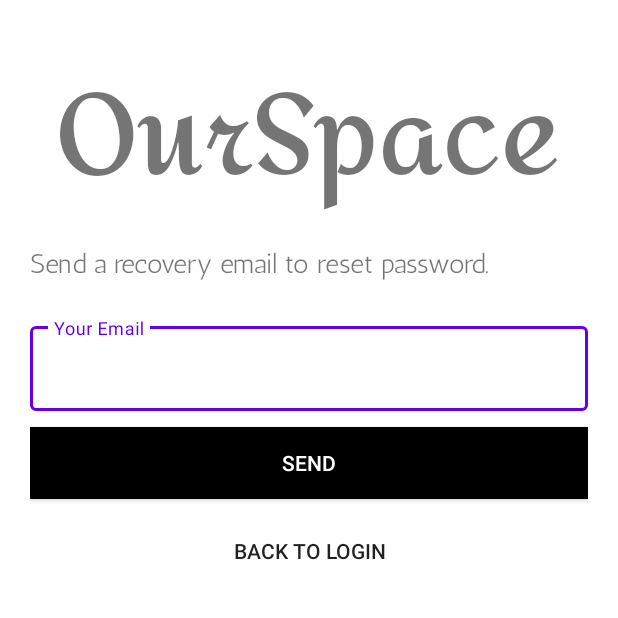
After one commit to Tec9-RushB-Group/OurSpace, an Android app: the ForgetPassword screen opened directly, with no data from a screen before it, on a phone screen of 412 x 824 dp, the top half of it. The commit adds this screen. Run offline under Robolectric (Android 15) with nearby library versions, the phone set to English and light mode, and no system bars; our stand-ins replace Firebase (no records; nobody signed in at launch, a user with empty details on screens opened directly); Roboto replaces fonts that are not available here.

Commit message:
implement forget password function

```diff
--- /dev/null
+++ b/app/src/main/java/com/tec9rushbgroup/ourspace/ForgetPassword.java
@@ -0,0 +1,106 @@
+package com.tec9rushbgroup.ourspace;
+
+import androidx.annotation.NonNull;
+import androidx.appcompat.app.AppCompatActivity;
+
+import android.app.ActivityOptions;
+import android.content.Intent;
+import android.graphics.Typeface;
+import android.os.Bundle;
+import android.text.TextUtils;
+import android.util.Log;
+import android.util.Pair;
+import android.view.View;
+import android.view.WindowManager;
+import android.widget.Button;
+import android.widget.TextView;
+
+import com.google.android.gms.tasks.OnCompleteListener;
+import com.google.android.gms.tasks.Task;
+import com.google.android.material.textfield.TextInputLayout;
+import com.google.firebase.auth.FirebaseAuth;
+
+public class ForgetPassword extends AppCompatActivity {
+    private TextView welcomeTV,forgetTV;
+    private TextInputLayout email;
+    private Button sendButton,backButton;
+    private FirebaseAuth auth;
+    String TAG = "ForgetPassword";
+    @Override
+    protected void onCreate(Bundle savedInstanceState) {
+        super.onCreate(savedInstanceState);
+        setContentView(R.layout.activity_forget_password);
+        getWindow().setFlags(WindowManager.LayoutParams.FLAG_FULLSCREEN,WindowManager.LayoutParams.FLAG_FULLSCREEN);
+        auth = FirebaseAuth.getInstance();
+        welcomeTV = findViewById(R.id.welcome_text);
+        forgetTV = findViewById(R.id.forget_password_text);
+        email = findViewById(R.id.email);
+        sendButton = findViewById(R.id.send_button);
+        backButton = findViewById(R.id.back_button);
+
+
+        welcomeTV.setTypeface(Typeface.createFromAsset(getAssets(),"logo.ttf"));
+        forgetTV.setTypeface(Typeface.createFromAsset(getAssets(),"slogan.ttf"));
+
+        sendButton.setOnClickListener(new View.OnClickListener() {
+            @Override
+            public void onClick(View v) {
+                String emailText = email.getEditText().getText().toString();
+                if (!validateForm()) {
+                    return;
+                }
+                auth.sendPasswordResetEmail(emailText)
+                        .addOnCompleteListener(new OnCompleteListener<Void>() {
+                            @Override
+                            public void onComplete(@NonNull Task<Void> task) {
+                                if (task.isSuccessful()) {
+
+                                    Log.d(TAG, "Email sent.");
+                                }else{
+                                    email.setError("Send filed (Invalid email/User does not exist)");
+                                }
+                            }
+                        });
+            }
+
+        });
+
+        backButton.setOnClickListener(new View.OnClickListener() {
+            @Override
+            public void onClick(View v) {
+                Intent intent = new Intent(ForgetPassword.this,Login.class);
+                Pair[] pairs = new Pair[5];
+                pairs[0] = new Pair<View,String>(welcomeTV,"logo_text");
+                pairs[1] = new Pair<View,String>(forgetTV,"slogan_text");
+                pairs[2] = new Pair<View,String>(email,"email_tran");
+                pairs[3] = new Pair<View,String>(sendButton,"sign_in_tran");
+                pairs[4] = new Pair<View,String>(backButton,"sign_up_tran");
+
+                ActivityOptions options = ActivityOptions.makeSceneTransitionAnimation(ForgetPassword.this,pairs);
+                startActivity(intent,options.toBundle());
+            }
+
+        });
+
+
+    }
+
+    private boolean validateForm() {
+        boolean valid = true;
+        String regex = "\\w+@\\w+(\\.[a-zA-z]+)+";
+        TextInputLayout emailField = findViewById(R.id.email);
+        String emailText = email.getEditText().getText().toString();
+        if (TextUtils.isEmpty(emailText)) {
+            emailField.setError("Required.");
+            valid = false;
+        }else if(!emailText.matches(regex)){
+            emailField.setError("Invalid Email address.");
+            valid = false;
+        }
+        else {
+            emailField.setError(null);
+        }
+
+        return valid;
+    }
+}
--- /dev/null
+++ b/app/src/main/res/layout/activity_forget_password.xml
@@ -0,0 +1,76 @@
+<?xml version="1.0" encoding="utf-8"?>
+<LinearLayout xmlns:android="http://schemas.android.com/apk/res/android"
+    xmlns:app="http://schemas.android.com/apk/res-auto"
+    xmlns:tools="http://schemas.android.com/tools"
+    android:layout_width="match_parent"
+    android:layout_height="match_parent"
+    tools:context=".ForgetPassword"
+    android:orientation="vertical"
+    android:background="#fff"
+    android:padding="20dp">
+
+    <TextView
+        android:id="@+id/welcome_text"
+        android:layout_width="wrap_content"
+        android:layout_height="wrap_content"
+        android:text="@string/welcome"
+        android:textSize="74sp"
+        android:layout_gravity="center"
+        android:transitionName="logo_text"/>
+
+    <TextView
+        android:id="@+id/forget_password_text"
+        android:layout_width="wrap_content"
+        android:layout_height="wrap_content"
+        android:text="@string/forget_password"
+        android:textSize="18sp"
+        android:transitionName="slogan_text"/>
+
+    <LinearLayout
+        android:layout_width="match_parent"
+        android:layout_height="wrap_content"
+        android:layout_marginTop="20dp"
+        android:layout_marginBottom="20dp"
+        android:orientation="vertical">
+        <com.google.android.material.textfield.TextInputLayout
+            android:layout_width="match_parent"
+            android:layout_height="wrap_content"
+            android:id="@+id/email"
+            android:hint="Your Email"
+            android:layout_marginTop="5dp"
+            android:layout_marginBottom="5dp"
+            style="@style/Widget.MaterialComponents.TextInputLayout.OutlinedBox">
+            <com.google.android.material.textfield.TextInputEditText
+                android:layout_width="match_parent"
+                android:layout_height="wrap_content"
+                android:inputType="textEmailAddress">
+            </com.google.android.material.textfield.TextInputEditText>
+        </com.google.android.material.textfield.TextInputLayout>
+
+
+        <Button
+            android:id="@+id/send_button"
+            android:layout_width="match_parent"
+            android:layout_height="wrap_content"
+            android:background="#000"
+            android:textColor="#fff"
+            android:text="@string/send"
+            android:layout_marginTop="5dp"
+            android:layout_marginBottom="5dp"
+            android:transitionName="sign_in_tran"/>
+
+        <Button
+            android:id="@+id/back_button"
+            android:layout_width="match_parent"
+            android:layout_height="wrap_content"
+            android:background="#00000000"
+            android:text="@string/back"
+            android:layout_marginTop="5dp"
+            android:layout_marginBottom="5dp"
+            android:transitionName="sign_up_tran"/>
+
+    </LinearLayout>
+
+
+
+</LinearLayout>
--- a/app/src/main/res/values/strings.xml
+++ b/app/src/main/res/values/strings.xml
@@ -13,7 +13,9 @@
     <string name="google_sign">Sign in with Google</string>
     <string name="sign_up">SignUp to enter OurSpace</string>
     <string name="have_an_acc">Already have an account? LogIn</string>
-
+    <string name="forget_password">Send a recovery email to reset password.</string>
+    <string name="send">Send</string>
+    <string name="back">Back to Login</string>
 
 
 </resources>
```
Also changed, not shown: app/src/main/AndroidManifest.xml (+4 -4 lines), app/src/main/java/com/tec9rushbgroup/ourspace/Login.java (+21 -3 lines).
